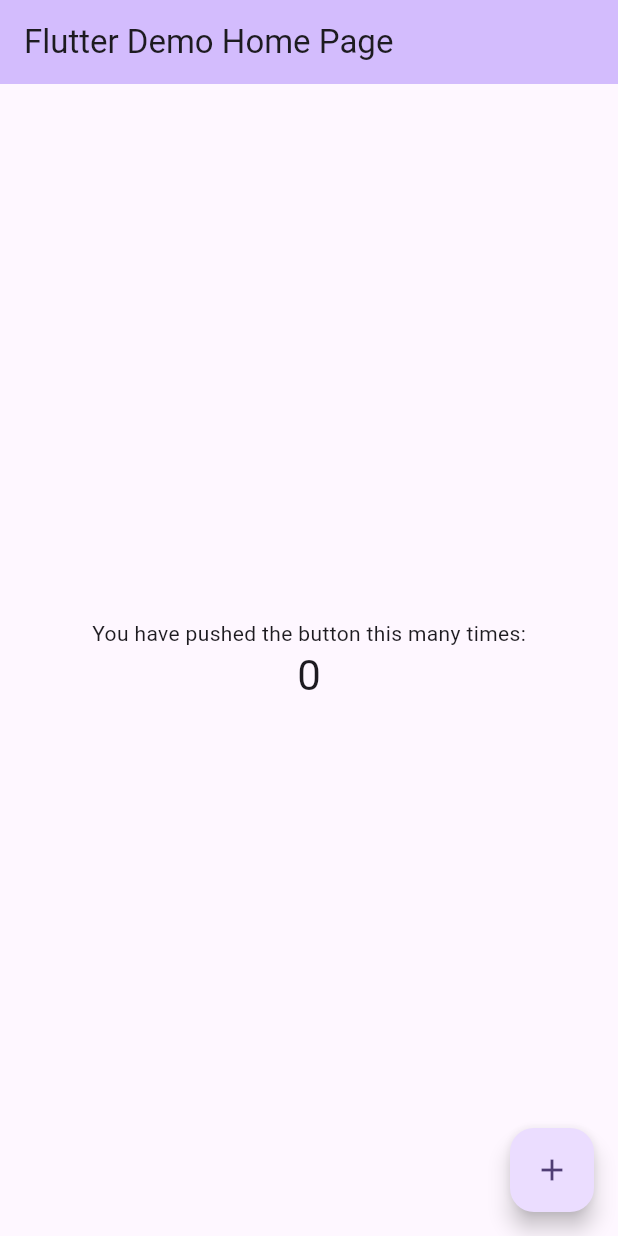
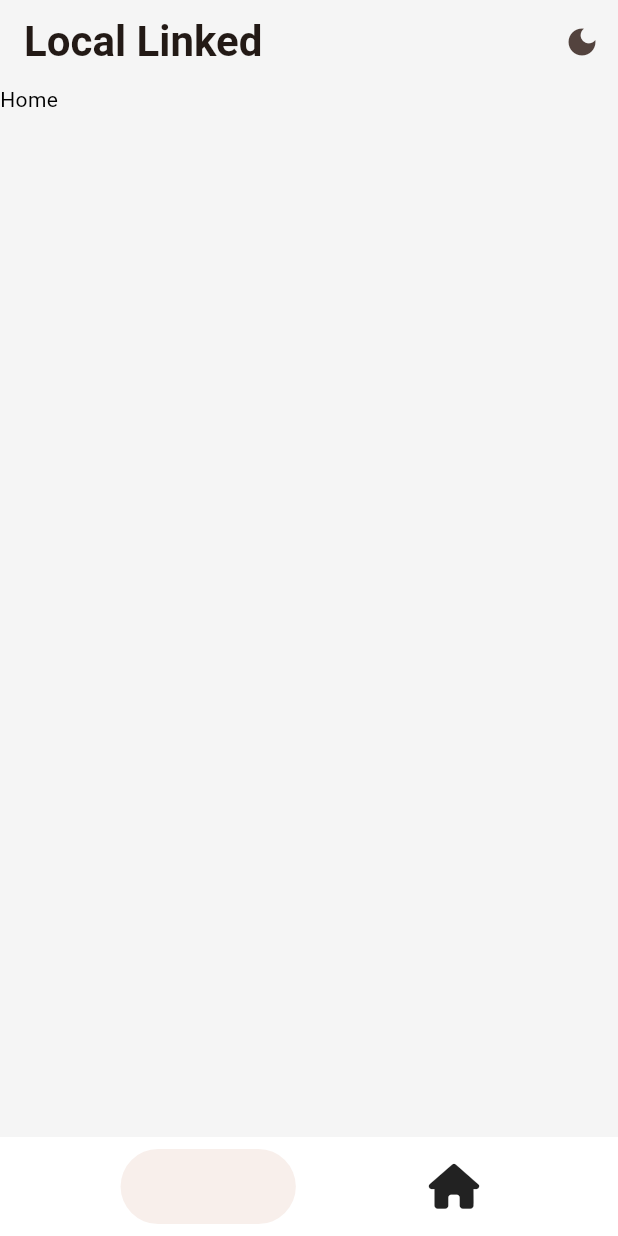
Before and after one commit to fallyoro/ipsl_docs, a Flutter app: the screen it shows after launch, on a phone screen of 412 x 824 dp. Run offline on Flutter 3.47's test engine with Material 3 defaults, Android fonts, the phone set to English and light mode, and no system bars; drawn by our look-alikes of salomon_bottom_bar; our stand-ins replace font_awesome_flutter.

Commit message:
normal commit

```diff
--- /dev/null
+++ b/front/mobile/ipsl_docs/lib/core/constant.dart
@@ -0,0 +1,72 @@
+import 'package:flutter/material.dart';
+
+class AppColors {
+  static const Color primaryColor = Color(0x00b85c34);
+
+  // Backgrounds Dark
+  static const Color darkSystemBackground = Color.fromARGB(255, 28, 28, 30);
+  static const Color darkSecondarySystemBackground = Color.fromARGB(
+    255,
+    44,
+    44,
+    46,
+  );
+  static const Color darkTertiarySystemBackground = Color.fromARGB(
+    255,
+    58,
+    58,
+    60,
+  );
+
+  // Backgrounds Light
+  static const Color lightSystemBackground = Color(0xFFF5F5F5);
+  static const Color lightSecondarySystemBackground = Color.fromARGB(
+    255,
+    242,
+    242,
+    247,
+  ); // Gris très clair
+  static const Color lightTertiarySystemBackground = Color.fromARGB(
+    255,
+    229,
+    229,
+    234,
+  ); // Gris clair
+
+  // Labels (text)
+  static const Color darkLabel = Color.fromARGB(255, 255, 255, 255);
+  static const Color darkSecondaryLabel = Color.fromARGB(153, 235, 235, 245);
+  static const Color darkTertiaryLabel = Color.fromARGB(128, 235, 235, 245);
+  static const Color darkQuaternaryLabel = Color.fromARGB(76, 235, 235, 245);
+
+  // Labels (text) - Light
+  static const Color lightLabel = Color.fromARGB(
+    255,
+    0,
+    0,
+    0,
+  ); // Texte principal (noir)
+  static const Color lightSecondaryLabel = Color.fromARGB(
+    153,
+    60,
+    60,
+    67,
+  ); // 60% d’opacité
+  static const Color lightTertiaryLabel = Color.fromARGB(
+    128,
+    60,
+    60,
+    67,
+  ); // 50% d’opacité
+
+  // Separators
+  static const Color darkSeparator = Color.fromARGB(60, 84, 84, 88);
+  static const Color darkOpaqueSeparator = Color.fromARGB(255, 56, 56, 58);
+
+  // Fills
+  static const Color darkSystemFill = Color.fromRGBO(120, 120, 128, 0.36);
+
+  // Grays
+  static const Color darkSystemGray = Color.fromARGB(255, 142, 142, 147);
+  static const Color darkSystemGray6 = Color.fromARGB(255, 28, 28, 30);
+}
--- /dev/null
+++ b/front/mobile/ipsl_docs/lib/core/notifiers.dart
@@ -0,0 +1,10 @@
+import 'package:flutter/material.dart';
+
+class ThemeController {
+  ThemeController._(); // Constructeur privé
+
+  static final ValueNotifier<bool> isDarkModeNotifier = ValueNotifier(false);
+  static void toggleTheme() {
+    isDarkModeNotifier.value = !isDarkModeNotifier.value;
+  }
+}
--- /dev/null
+++ b/front/mobile/ipsl_docs/lib/core/theme.dart
@@ -0,0 +1,30 @@
+import 'package:flutter/material.dart';
+import 'package:ipsl_docs/core/constant.dart';
+
+class AppTheme {
+  static ThemeData get lightTheme {
+    return ThemeData(
+      primaryColor: AppColors.primaryColor,
+      colorScheme: ColorScheme.fromSeed(
+        seedColor: AppColors.primaryColor,
+
+        brightness: Brightness.light,
+      ),
+
+      scaffoldBackgroundColor: AppColors.lightSystemBackground,
+      textTheme: const TextTheme(bodyMedium: TextStyle(color: Colors.black)),
+    );
+  }
+
+  static ThemeData get darkTheme {
+    return ThemeData(
+      primaryColor: AppColors.primaryColor,
+      colorScheme: ColorScheme.fromSeed(
+        seedColor: AppColors.primaryColor,
+        brightness: Brightness.dark,
+      ),
+      // scaffoldBackgroundColor: AppColors.darkSystemBackground,
+      textTheme: const TextTheme(bodyMedium: TextStyle(color: Colors.white)),
+    );
+  }
+}
--- a/front/mobile/ipsl_docs/lib/main.dart
+++ b/front/mobile/ipsl_docs/lib/main.dart
@@ -1,4 +1,7 @@
 import 'package:flutter/material.dart';
+import 'package:ipsl_docs/core/notifiers.dart';
+import 'package:ipsl_docs/core/theme.dart';
+import 'package:ipsl_docs/widget_tree.dart';
 
 void main() {
   runApp(const MyApp());
@@ -7,116 +10,25 @@ void main() {
 class MyApp extends StatelessWidget {
   const MyApp({super.key});
 
-  // This widget is the root of your application.
   @override
   Widget build(BuildContext context) {
-    return MaterialApp(
-      title: 'Flutter Demo',
-      theme: ThemeData(
-        // This is the theme of your application.
-        //
-        // TRY THIS: Try running your application with "flutter run". You'll see
-        // the application has a purple toolbar. Then, without quitting the app,
-        // try changing the seedColor in the colorScheme below to Colors.green
-        // and then invoke "hot reload" (save your changes or press the "hot
-        // reload" button in a Flutter-supported IDE, or press "r" if you used
-        // the command line to start the app).
-        //
-        // Notice that the counter didn't reset back to zero; the application
-        // state is not lost during the reload. To reset the state, use hot
-        // restart instead.
-        //
-        // This works for code too, not just values: Most code changes can be
-        // tested with just a hot reload.
-        colorScheme: ColorScheme.fromSeed(seedColor: Colors.deepPurple),
-      ),
-      home: const MyHomePage(title: 'Flutter Demo Home Page'),
+    return ValueListenableBuilder(
+      valueListenable: ThemeController.isDarkModeNotifier,
+      builder: (context, isDark, child) {
+        final theme = isDark ? AppTheme.darkTheme : AppTheme.lightTheme;
+
+        return AnimatedTheme(
+          data: theme,
+          curve: Curves.bounceOut,
+          duration: const Duration(seconds: 1),
+          child: MaterialApp(
+            debugShowCheckedModeBanner: false,
+            title: 'Flutter Demo',
+            theme: theme,
+            home: WidgetTree(),
+          ),
+        );
+      },
     );
   }
 }
-
-class MyHomePage extends StatefulWidget {
-  const MyHomePage({super.key, required this.title});
-
-  // This widget is the home page of your application. It is stateful, meaning
-  // that it has a State object (defined below) that contains fields that affect
-  // how it looks.
-
-  // This class is the configuration for the state. It holds the values (in this
-  // case the title) provided by the parent (in this case the App widget) and
-  // used by the build method of the State. Fields in a Widget subclass are
-  // always marked "final".
-
-  final String title;
-
-  @override
-  State<MyHomePage> createState() => _MyHomePageState();
-}
-
-class _MyHomePageState extends State<MyHomePage> {
-  int _counter = 0;
-
-  void _incrementCounter() {
-    setState(() {
-      // This call to setState tells the Flutter framework that something has
-      // changed in this State, which causes it to rerun the build method below
-      // so that the display can reflect the updated values. If we changed
-      // _counter without calling setState(), then the build method would not be
-      // called again, and so nothing would appear to happen.
-      _counter++;
-    });
-  }
-
-  @override
-  Widget build(BuildContext context) {
-    // This method is rerun every time setState is called, for instance as done
-    // by the _incrementCounter method above.
-    //
-    // The Flutter framework has been optimized to make rerunning build methods
-    // fast, so that you can just rebuild anything that needs updating rather
-    // than having to individually change instances of widgets.
-    return Scaffold(
-      appBar: AppBar(
-        // TRY THIS: Try changing the color here to a specific color (to
-        // Colors.amber, perhaps?) and trigger a hot reload to see the AppBar
-        // change color while the other colors stay the same.
-        backgroundColor: Theme.of(context).colorScheme.inversePrimary,
-        // Here we take the value from the MyHomePage object that was created by
-        // the App.build method, and use it to set our appbar title.
-        title: Text(widget.title),
-      ),
-      body: Center(
-        // Center is a layout widget. It takes a single child and positions it
-        // in the middle of the parent.
-        child: Column(
-          // Column is also a layout widget. It takes a list of children and
-          // arranges them vertically. By default, it sizes itself to fit its
-          // children horizontally, and tries to be as tall as its parent.
-          //
-          // Column has various properties to control how it sizes itself and
-          // how it positions its children. Here we use mainAxisAlignment to
-          // center the children vertically; the main axis here is the vertical
-          // axis because Columns are vertical (the cross axis would be
-          // horizontal).
-          //
-          // TRY THIS: Invoke "debug painting" (choose the "Toggle Debug Paint"
-          // action in the IDE, or press "p" in the console), to see the
-          // wireframe for each widget.
-          mainAxisAlignment: MainAxisAlignment.center,
-          children: <Widget>[
-            const Text('You have pushed the button this many times:'),
-            Text(
-              '$_counter',
-              style: Theme.of(context).textTheme.headlineMedium,
-            ),
-          ],
-        ),
-      ),
-      floatingActionButton: FloatingActionButton(
-        onPressed: _incrementCounter,
-        tooltip: 'Increment',
-        child: const Icon(Icons.add),
-      ), // This trailing comma makes auto-formatting nicer for build methods.
-    );
-  }
-}
--- /dev/null
+++ b/front/mobile/ipsl_docs/lib/models/document.dart
@@ -0,0 +1,15 @@
+class Document {
+  final String id;
+  final String idUploader;
+  final String filename;
+  final String filePath;
+  final String categorie;
+
+  Document({
+    required this.id,
+    required this.idUploader,
+    required this.filename,
+    required this.filePath,
+    required this.categorie,
+  });
+}
--- /dev/null
+++ b/front/mobile/ipsl_docs/lib/models/user.dart
@@ -0,0 +1,15 @@
+//import 'package:flutter/material.dart';
+
+class User {
+  final String id;
+  final String nom;
+  final String prenom;
+  final String email;
+
+  User({
+    required this.id,
+    required this.nom,
+    required this.prenom,
+    required this.email
+  });
+}
--- /dev/null
+++ b/front/mobile/ipsl_docs/lib/views/home.dart
@@ -0,0 +1,15 @@
+import 'package:flutter/material.dart';
+
+class Home extends StatefulWidget {
+  const Home({super.key});
+
+  @override
+  State<Home> createState() => _HomeState();
+}
+
+class _HomeState extends State<Home> {
+  @override
+  Widget build(BuildContext context) {
+    return Container(child: Text("Home"),);
+  }
+}
--- /dev/null
+++ b/front/mobile/ipsl_docs/lib/views/profile.dart
@@ -0,0 +1,15 @@
+import 'package:flutter/material.dart';
+
+class Profile extends StatefulWidget {
+  const Profile({super.key});
+
+  @override
+  State<Profile> createState() => _HomeState();
+}
+
+class _HomeState extends State<Profile> {
+  @override
+  Widget build(BuildContext context) {
+    return Container(child: Text("Profile"),);
+  }
+}
--- /dev/null
+++ b/front/mobile/ipsl_docs/lib/widget_tree.dart
@@ -0,0 +1,101 @@
+import 'package:flutter/material.dart';
+import 'package:ipsl_docs/core/constant.dart';
+import 'package:ipsl_docs/core/notifiers.dart';
+import 'package:ipsl_docs/views/home.dart';
+import 'package:ipsl_docs/views/profile.dart';
+import 'package:salomon_bottom_bar/salomon_bottom_bar.dart';
+import 'package:font_awesome_flutter/font_awesome_flutter.dart';
+
+
+
+
+//List<Widget> pages = [const Home(), const Preference(), const Settings()];
+List<Widget> pages = [const Home(), const Profile()];
+
+class WidgetTree extends StatefulWidget {
+  const WidgetTree({super.key});
+
+  @override
+  State<WidgetTree> createState() => _WidgetTreeState();
+}
+
+class _WidgetTreeState extends State<WidgetTree> {
+  final PageController _pageController = PageController();
+  int _selectedPage = 0;
+  @override
+  Widget build(BuildContext context) {
+    return ValueListenableBuilder(
+      valueListenable: ThemeController.isDarkModeNotifier,
+      builder: (context, isDark, child) {
+        return Scaffold(
+          appBar: AppBar(
+            title: Text(
+              'Local Linked',
+              style: TextStyle(fontWeight: FontWeight.bold, fontSize: 28),
+            ),
+            backgroundColor:
+                isDark
+                    ? AppColors.darkSystemBackground
+                    : AppColors.lightSystemBackground,
+
+            actions: [
+              IconButton(
+                onPressed: () {
+                  ThemeController.toggleTheme();
+                },
+                icon: isDark ? Icon(Icons.light_mode) : Icon(Icons.dark_mode),
+              ),
+
+            ],
+          ),
+
+          bottomNavigationBar: SalomonBottomBar(
+            backgroundColor: isDark ? Colors.black38 : Colors.white,
+            currentIndex: _selectedPage,
+            //selectedItemColor:
+                //isDark ? Colors.white : AppColors.vertProfondOrganique,
+            //unselectedItemColor: isDark ? Colors.grey[400] : Colors.grey[600],
+            onTap: (value) {
+              setState(() {
+                _selectedPage = value;
+              });
+
+              _pageController.animateToPage(
+                value,
+                duration: const Duration(milliseconds: 300),
+                curve: Curves.decelerate,
+              );
+            },
+            items: [
+              SalomonBottomBarItem(
+
+                icon: Icon(FontAwesomeIcons.house, size: 30),
+                title: Text('Accueil'),
+                selectedColor: AppColors.primaryColor,
+              ),
+              SalomonBottomBarItem(
+
+                icon: Icon(FontAwesomeIcons.house, size: 30),
+                title: Text('Profile'),
+
+              ),
+
+            ],
+          ),
+
+          body: PageView(
+            //physics: const AlwaysScrollableScrollPhysics(),
+            physics: const ScrollPhysics(),
+            controller: _pageController,
+            onPageChanged: (int index) {
+              setState(() {
+                _selectedPage = index;
+              });
+            },
+            children: pages,
+          ),
+        );
+      },
+    );
+  }
+}
--- a/front/mobile/ipsl_docs/pubspec.yaml
+++ b/front/mobile/ipsl_docs/pubspec.yaml
@@ -34,6 +34,8 @@ dependencies:
   # The following adds the Cupertino Icons font to your application.
   # Use with the CupertinoIcons class for iOS style icons.
   cupertino_icons: ^1.0.8
+  font_awesome_flutter: ^10.8.0
+  salomon_bottom_bar: ^3.3.2
 
 dev_dependencies:
   flutter_test:
```
Also changed, not shown: front/mobile/ipsl_docs/lib/core/utils.dart (added), front/mobile/ipsl_docs/pubspec.lock.
